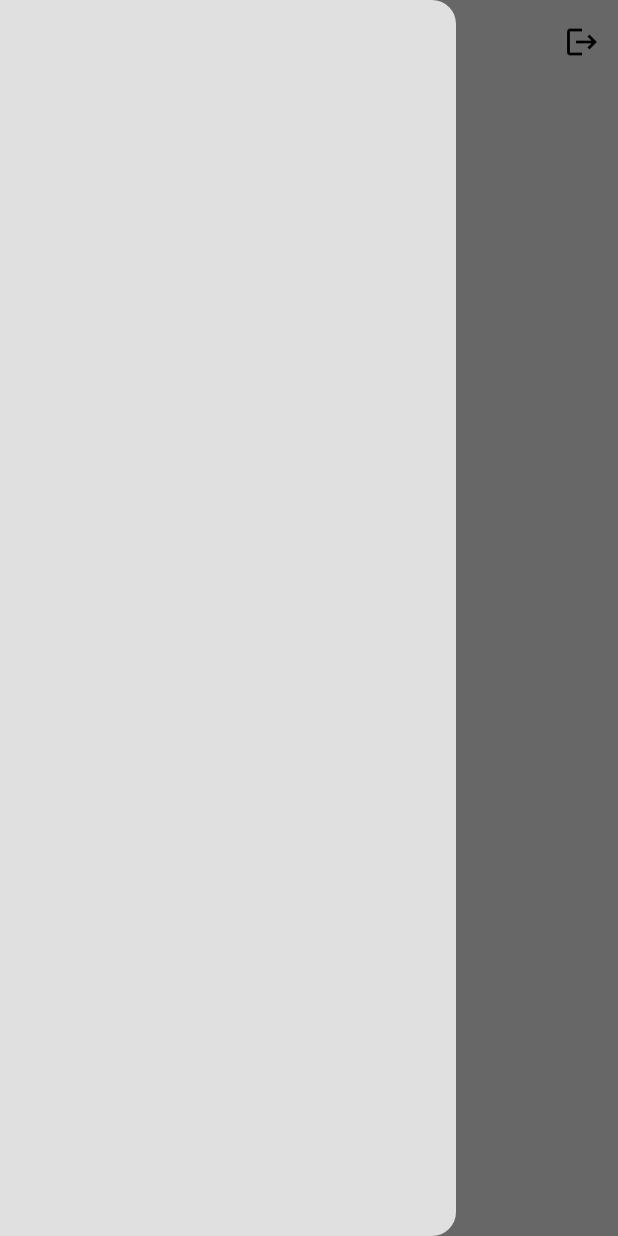
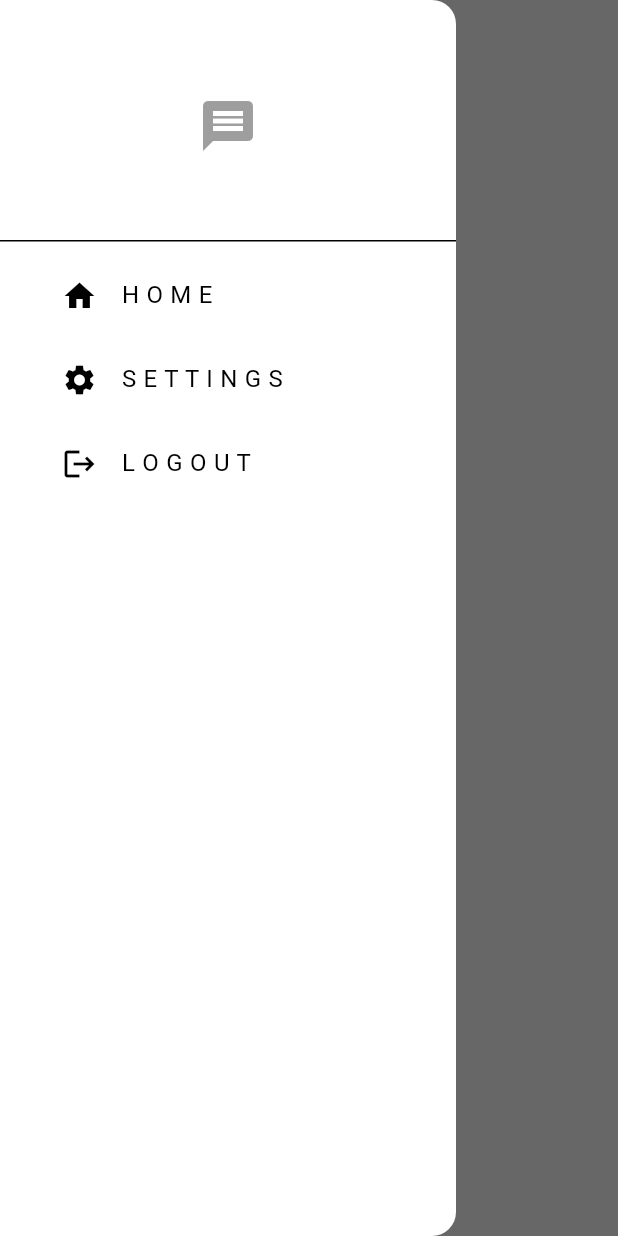
Before and after one commit to khaira43/chatApp, a Flutter app: the screen it shows once a user with an empty profile is signed in, with the side drawer open, on a phone screen of 412 x 824 dp. Run offline on Flutter 3.47's test engine with Material 3 defaults, Android fonts, the phone set to English and light mode, and no system bars; our stand-ins replace firebase_auth, firebase_core; accounts and stored records are empty; statements that could not run were skipped.

Commit message:
Menu Drawer

```diff
--- /dev/null
+++ b/lib/components/my_drawer.dart
@@ -0,0 +1,75 @@
+import 'package:chat/auth/auth_service.dart';
+import 'package:chat/pages/settings_page.dart';
+import 'package:flutter/material.dart';
+
+class MyDrawer extends StatelessWidget {
+  const MyDrawer({super.key});
+
+  void logout() {
+    final auth = AuthService();
+    auth.signOut();
+  }
+
+  @override
+  Widget build(BuildContext context) {
+    return Drawer(
+      backgroundColor: Theme.of(context).colorScheme.background,
+      child: Column(
+        mainAxisAlignment: MainAxisAlignment.spaceBetween,
+        children: [
+          Column(
+            children: [
+              DrawerHeader(
+                child: Center(
+                  child: Icon(
+                    Icons.message,
+                    color: Theme.of(context).colorScheme.primary,
+                    size: 40,
+                  ),
+                ),
+              ),
+              Padding(
+                padding: const EdgeInsets.only(left: 25.0),
+                child: ListTile(
+                  title: const Text("H O M E"),
+                  leading: const Icon(Icons.home),
+                  onTap: () {
+                    Navigator.pop(context);
+                  },
+                ),
+              ),
+
+              Padding(
+                padding: const EdgeInsets.only(left: 25.0),
+                child: ListTile(
+                  title: const Text("S E T T I N G S"),
+                  leading: const Icon(Icons.settings),
+                  onTap: () {
+                    Navigator.pop(context);
+                    Navigator.push(
+                      context,
+                      MaterialPageRoute(
+                        builder: (context) => const SettingsPage()
+                      )
+                    );
+                  },
+                ),
+              ),
+
+              Padding(
+                padding: const EdgeInsets.only(left: 25.0, bottom: 25),
+                child: ListTile(
+                  title: const Text("L O G O U T"),
+                  leading: const Icon(Icons.logout),
+                  onTap: logout,
+                ),
+              ),
+
+            ],
+          ),
+
+        ],
+      ),
+    );
+  }
+}
--- a/lib/pages/home_page.dart
+++ b/lib/pages/home_page.dart
@@ -1,25 +1,19 @@
-import 'package:chat/auth/auth_service.dart';
+import 'package:chat/components/my_drawer.dart';
 import 'package:flutter/material.dart';
 
 class HomePage extends StatelessWidget {
   const HomePage({super.key});
 
-  void logout() {
-    final _auth = AuthService();
-    _auth.signOut();
-  }
+
 
   @override
   Widget build(BuildContext context) {
     return Scaffold(
       appBar: AppBar(
         title: Text("Home"),
-        actions: [
-          IconButton(onPressed: logout, icon: Icon(Icons.logout))
 
-        ],
       ),
-      drawer: Drawer(),
+      drawer: MyDrawer(),
     );
   }
 }
```
Also changed, not shown: lib/pages/settings_page.dart (added, +12 -0 lines).
